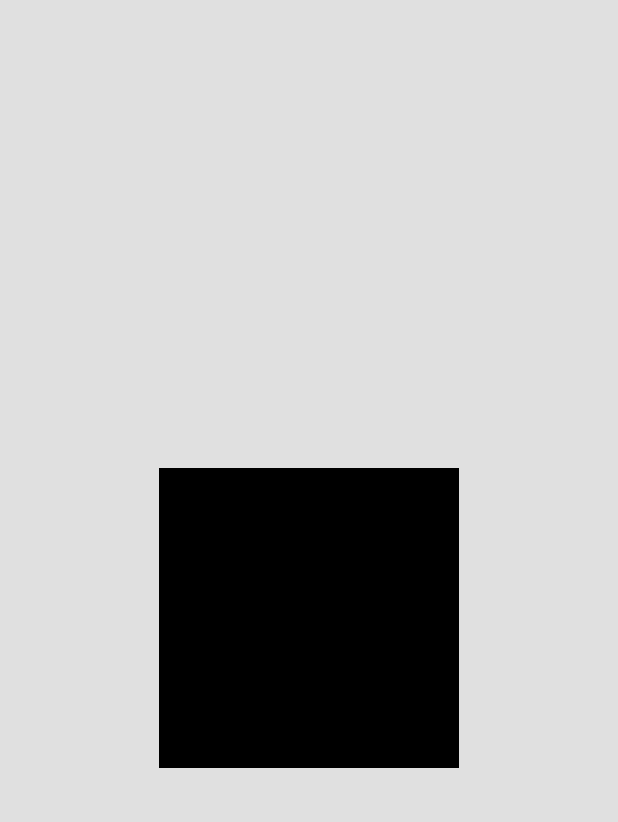
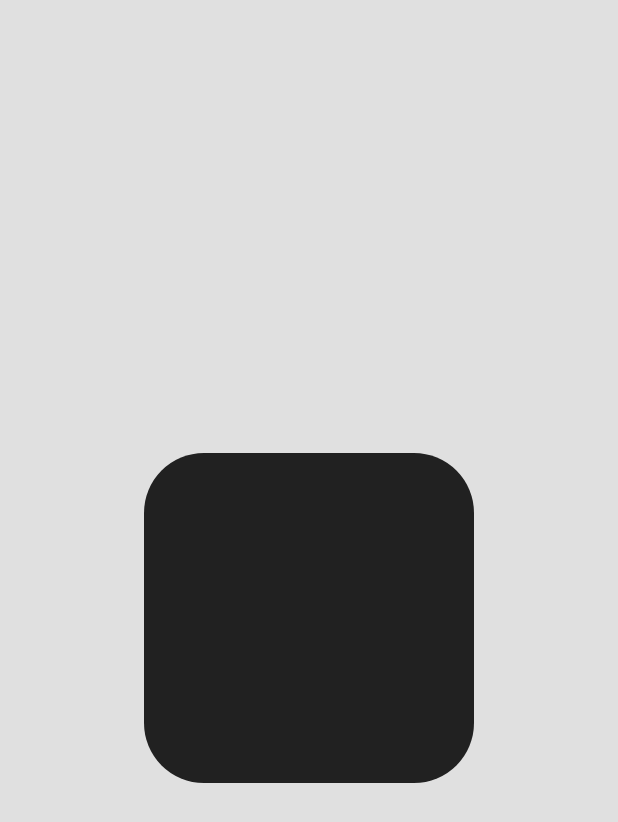
Before and after one commit to ShakriyaPanday/clockui, a Flutter app: the screen it shows after launch, on a phone screen of 412 x 824 dp. Shown: the top 822 px of the screen. Run offline on Flutter 3.47's test engine with Material 2 defaults, Android fonts, the phone set to English and light mode, and no system bars.

Commit message:
Clock dimension added

```diff
--- a/lib/pages/clocksize.dart
+++ b/lib/pages/clocksize.dart
@@ -7,9 +7,12 @@ class ClockDesign extends StatelessWidget {
   Widget build(BuildContext context) {
     return Center(
         child: Container(
-      height: 200,
-      width: 200,
-      decoration: BoxDecoration(color: Colors.black),
+      height: 220,
+      width: 220,
+      decoration: BoxDecoration(
+        color: Colors.grey[900],
+        borderRadius: BorderRadius.circular(40),
+      ),
     ));
   }
 }
```
